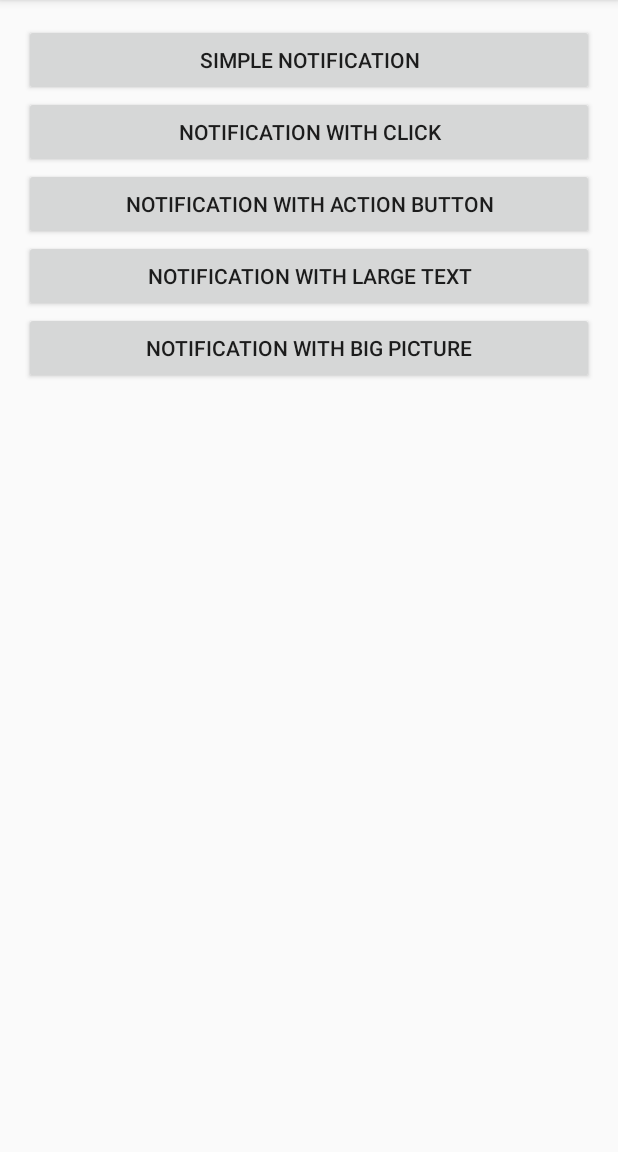
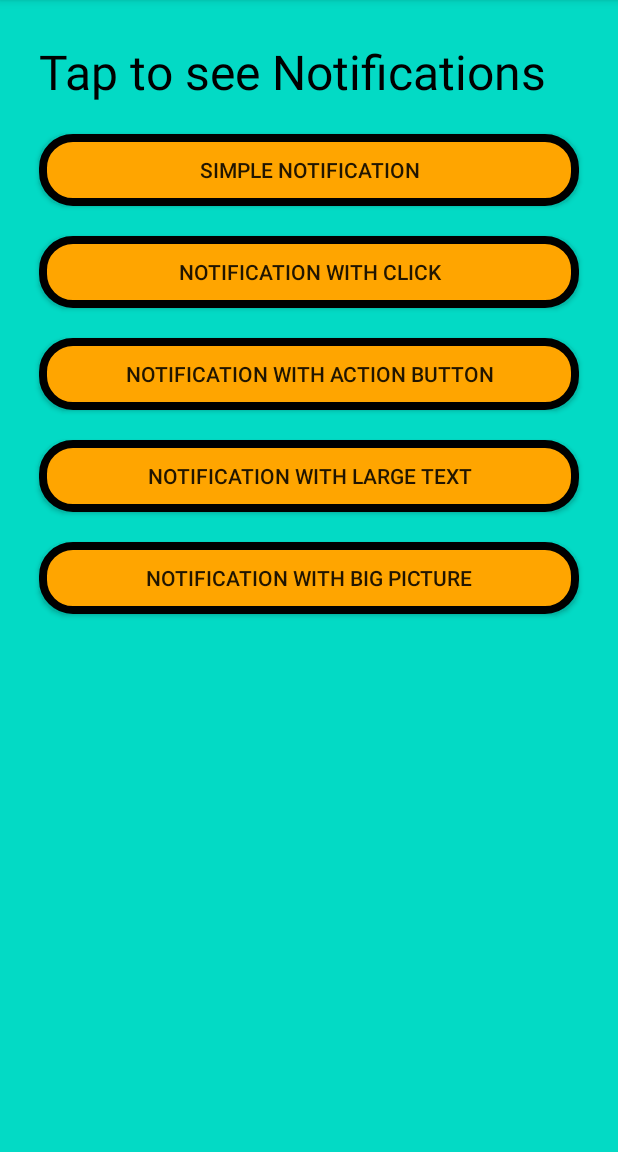
Before and after one commit to Waqaruddin/NotificationsDemo, an Android app: the screen it shows after launch (MainActivity), on a phone screen of 412 x 824 dp, the part 84-1236 px from its top. Run offline under Robolectric (Android 15) with nearby library versions, the phone set to English and light mode, and no system bars.

Commit message:
Improved button UI

```diff
--- /dev/null
+++ b/app/src/main/res/drawable/button_rounded.xml
@@ -0,0 +1,11 @@
+<shape xmlns:android="http://schemas.android.com/apk/res/android"
+    android:shape="rectangle">
+
+    <corners android:radius="20dp" />
+    <stroke
+        android:width="5dp"
+        android:color="#000" />
+
+    <solid android:color="#FFA500"/>
+
+</shape>
--- a/app/src/main/res/layout/activity_main.xml
+++ b/app/src/main/res/layout/activity_main.xml
@@ -2,7 +2,17 @@
     android:layout_height="match_parent"
     android:orientation="vertical"
     android:padding="16dp"
+    android:background="@color/colorAccent"
     xmlns:android="http://schemas.android.com/apk/res/android">
+
+    <TextView
+        android:layout_width="match_parent"
+        android:layout_height="wrap_content"
+        android:text="Tap to see Notifications"
+        android:textColor="#000"
+        android:layout_gravity="center"
+        android:textSize="32dp"
+        android:layout_margin="10dp"/>
 
 
     <Button
@@ -10,6 +20,8 @@
         android:layout_height="wrap_content"
         android:id="@+id/button_simple_notification"
         android:text="Simple notification"
+        android:layout_margin="10dp"
+        android:background="@drawable/button_rounded"
         />
 
 
@@ -17,28 +29,43 @@
         android:layout_width="match_parent"
         android:layout_height="wrap_content"
         android:id="@+id/button_click"
+        android:layout_margin="10dp"
+
         android:text="Notification with click"
+        android:background="@drawable/button_rounded"
+
         />
 
     <Button
         android:layout_width="match_parent"
         android:layout_height="wrap_content"
         android:id="@+id/button_action"
+        android:layout_margin="10dp"
+
         android:text="Notification with action button"
+        android:background="@drawable/button_rounded"
+
         />
 
     <Button
         android:layout_width="match_parent"
         android:layout_height="wrap_content"
         android:id="@+id/button_large_text"
+        android:layout_margin="10dp"
+
         android:text="Notification with Large Text"
+        android:background="@drawable/button_rounded"
+
         />
 
     <Button
         android:layout_width="match_parent"
         android:layout_height="wrap_content"
         android:id="@+id/button_pic"
+        android:layout_margin="10dp"
         android:text="Notification with big picture"
+        android:background="@drawable/button_rounded"
+
         />
 
 
```
